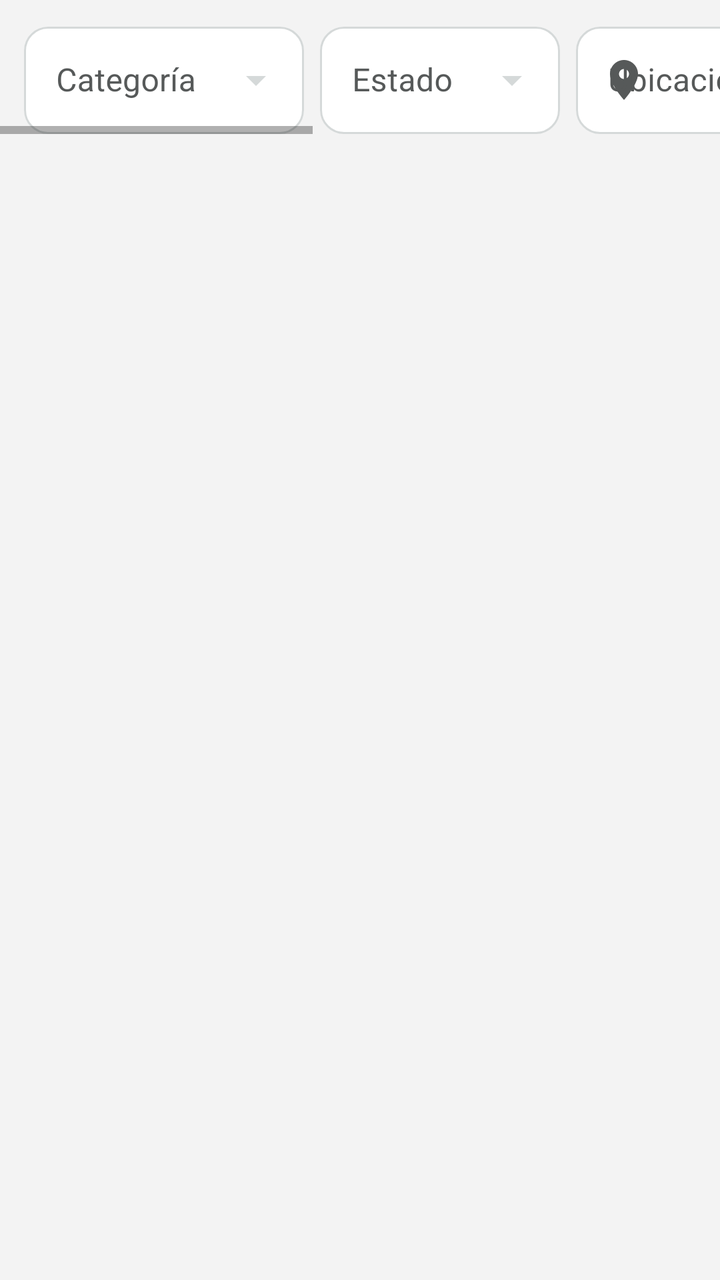
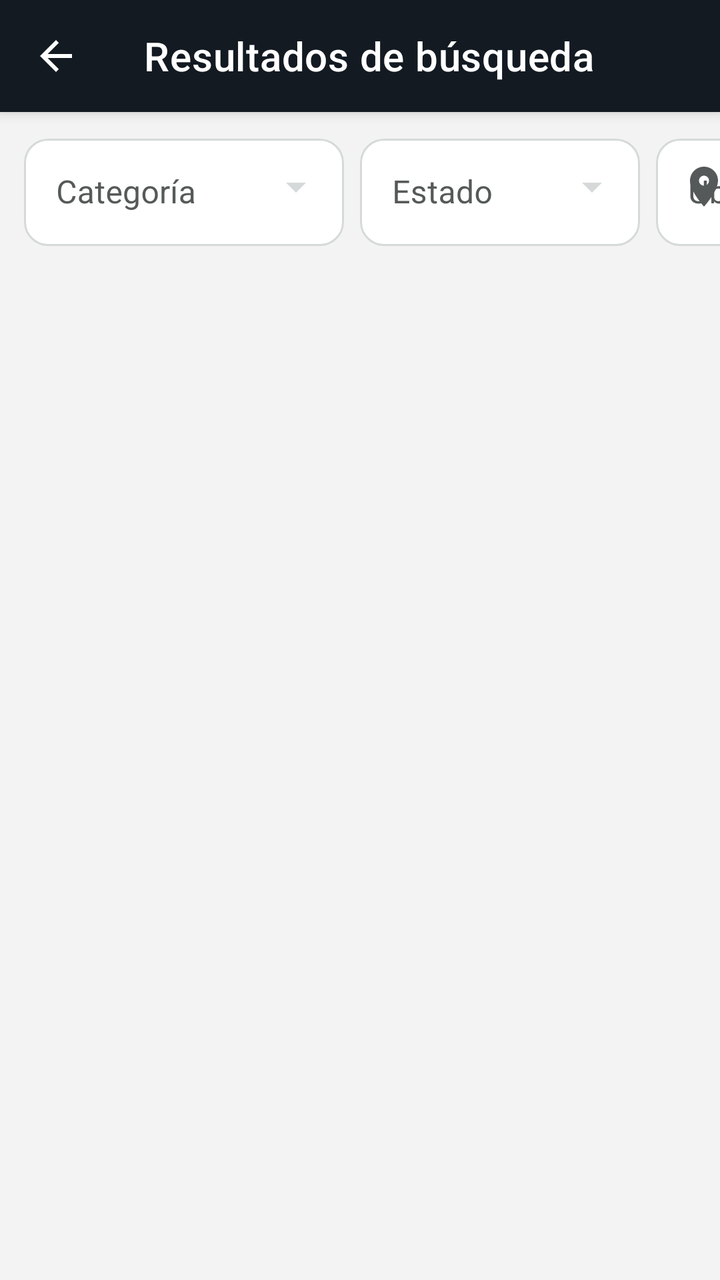

The first picture is an Android layout as it rendered before a commit; the second is the same layout after the commit. The layout source and the unified diff follow.
<!-- AndroidManifest.xml: application theme Theme.Reboot -->
<!-- res/layout/fragment_resultados_busqueda.xml -->
<?xml version="1.0" encoding="utf-8"?>
<androidx.constraintlayout.widget.ConstraintLayout xmlns:android="http://schemas.android.com/apk/res/android"
    xmlns:app="http://schemas.android.com/apk/res-auto"
    android:layout_width="match_parent"
    android:layout_height="match_parent"
    android:background="@color/reboot_tarjeta">

    <HorizontalScrollView
        android:id="@+id/contenedorFiltros"
        android:layout_width="match_parent"
        android:layout_height="wrap_content"
        android:paddingVertical="8dp"
        app:layout_constraintTop_toTopOf="parent">

        <LinearLayout
            android:layout_width="wrap_content"
            android:layout_height="wrap_content"
            android:orientation="horizontal"
            android:paddingHorizontal="12dp">

            <com.google.android.material.textfield.TextInputLayout
                style="@style/Widget.Reboot.TextInputLayout.OutlinedBox.ExposedDropdownMenu"
                android:layout_width="140dp"
                android:layout_height="wrap_content"
                android:layout_marginEnd="8dp"
                android:hint="@string/resultados_filtro_categoria"
                app:endIconTint="@color/stroke_campo">

                <AutoCompleteTextView
                    android:id="@+id/campoCategoria"
                    android:layout_width="match_parent"
                    android:layout_height="wrap_content"
                    android:paddingTop="16dp"
                    android:paddingBottom="16dp"
                    android:inputType="none" />
            </com.google.android.material.textfield.TextInputLayout>

            <com.google.android.material.textfield.TextInputLayout
                style="@style/Widget.Reboot.TextInputLayout.OutlinedBox.ExposedDropdownMenu"
                android:layout_width="120dp"
                android:layout_height="wrap_content"
                android:layout_marginEnd="8dp"
                android:hint="@string/resultados_filtro_estado"
                app:endIconTint="@color/stroke_campo">

                <AutoCompleteTextView
                    android:id="@+id/campoEstado"
                    android:layout_width="match_parent"
                    android:layout_height="wrap_content"
                    android:paddingTop="16dp"
                    android:paddingBottom="16dp"
                    android:inputType="none" />
            </com.google.android.material.textfield.TextInputLayout>

            <com.google.android.material.textfield.TextInputLayout
                style="@style/Widget.Reboot.TextInputLayout.OutlinedBox"
                android:layout_width="120dp"
                android:layout_height="wrap_content"
                android:layout_marginEnd="8dp"
                android:hint="@string/resultados_filtro_ubicacion"
                app:startIconDrawable="@drawable/ic_location">

                <com.google.android.material.textfield.TextInputEditText
                    android:id="@+id/campoCiudad"
                    android:layout_width="match_parent"
                    android:layout_height="wrap_content"
                    android:paddingTop="16dp"
                    android:paddingBottom="16dp"
                    android:inputType="text" />
            </com.google.android.material.textfield.TextInputLayout>

            <com.google.android.material.textfield.TextInputLayout
                style="@style/Widget.Reboot.TextInputLayout.OutlinedBox"
                android:layout_width="110dp"
                android:layout_height="wrap_content"
                android:layout_marginEnd="8dp"
                android:hint="@string/resultados_filtro_precio"
                app:startIconDrawable="@drawable/ic_price">

                <com.google.android.material.textfield.TextInputEditText
                    android:id="@+id/campoPrecioMinimo"
                    android:layout_width="match_parent"
                    android:layout_height="wrap_content"
                    android:paddingTop="16dp"
                    android:paddingBottom="16dp"
                    android:inputType="numberDecimal" />
            </com.google.android.material.textfield.TextInputLayout>

            <com.google.android.material.textfield.TextInputLayout
                style="@style/Widget.Reboot.TextInputLayout.OutlinedBox"
                android:layout_width="110dp"
                android:layout_height="wrap_content"
                android:layout_marginEnd="8dp"
                android:hint="@string/resultados_filtro_precio"
                app:startIconDrawable="@drawable/ic_price">

                <com.google.android.material.textfield.TextInputEditText
                    android:id="@+id/campoPrecioMaximo"
                    android:layout_width="match_parent"
                    android:layout_height="wrap_content"
                    android:paddingTop="16dp"
                    android:paddingBottom="16dp"
                    android:inputType="numberDecimal" />
            </com.google.android.material.textfield.TextInputLayout>

            <com.google.android.material.button.MaterialButton
                android:id="@+id/botonAplicarFiltros"
                style="@style/Widget.Reboot.Boton"
                android:layout_width="wrap_content"
                android:layout_height="wrap_content"
                android:text="@string/resultados_aplicar_filtros" />

        </LinearLayout>
    </HorizontalScrollView>

    <androidx.recyclerview.widget.RecyclerView
        android:id="@+id/listaArticulos"
        android:layout_width="match_parent"
        android:layout_height="0dp"
        android:clipToPadding="false"
        android:padding="8dp"
        app:layout_constraintBottom_toBottomOf="parent"
        app:layout_constraintTop_toBottomOf="@id/contenedorFiltros" />

    <TextView
        android:id="@+id/textoVacio"
        android:layout_width="0dp"
        android:layout_height="wrap_content"
        android:gravity="center"
        android:text="@string/resultados_vacio"
        android:textAppearance="@style/TextAppearance.Reboot.Cuerpo"
        android:visibility="gone"
        app:layout_constraintEnd_toEndOf="parent"
        app:layout_constraintStart_toStartOf="parent"
        app:layout_constraintTop_toBottomOf="@id/contenedorFiltros" />

    <ProgressBar
        android:id="@+id/indicadorCarga"
        android:layout_width="wrap_content"
        android:layout_height="wrap_content"
        android:visibility="gone"
        app:layout_constraintBottom_toBottomOf="parent"
        app:layout_constraintEnd_toEndOf="parent"
        app:layout_constraintStart_toStartOf="parent"
        app:layout_constraintTop_toBottomOf="@id/contenedorFiltros" />

</androidx.constraintlayout.widget.ConstraintLayout>
<!-- resources referenced by this layout -->
<resources>
  <color name="reboot_tarjeta">#F3F3F3</color>
  <!-- drawable ic_location (drawable) -->
  <vector xmlns:android="http://schemas.android.com/apk/res/android"
      android:width="24dp"
      android:height="24dp"
      android:viewportWidth="24"
      android:viewportHeight="24">
      <path
          android:fillColor="#FF000000"
          android:pathData="M12,2C8.13,2 5,5.13 5,9c0,5.25 7,13 7,13s7,-7.75 7,-13c0,-3.87 -3.13,-7 -7,-7zm0,9.5c-1.38,0 -2.5,-1.12 -2.5,-2.5s1.12,-2.5 2.5,-2.5 2.5,1.12 2.5,2.5 -1.12,2.5 -2.5,2.5z" />
  </vector>
  <!-- drawable ic_price (drawable) -->
  <vector xmlns:android="http://schemas.android.com/apk/res/android"
      android:width="24dp"
      android:height="24dp"
      android:viewportWidth="24"
      android:viewportHeight="24">
      <path
          android:fillColor="#FF000000"
          android:pathData="M21.41,11.58l-9,-9C12.05,2.22 11.55,2 11,2H4c-1.1,0 -2,0.9 -2,2v7c0,0.55 0.22,1.05 0.59,1.42l9,9c0.36,0.36 0.86,0.58 1.41,0.58s1.05,-0.22 1.41,-0.59l7,-7c0.37,-0.36 0.59,-0.86 0.59,-1.41s-0.23,-1.06 -0.59,-1.42zM5.5,7C4.67,7 4,6.33 4,5.5S4.67,4 5.5,4 7,4.67 7,5.5 6.33,7 5.5,7z" />
  </vector>
  <string name="resultados_aplicar_filtros">Aplicar filtros</string>
  <string name="resultados_filtro_categoria">Categoría</string>
  <string name="resultados_filtro_estado">Estado</string>
  <string name="resultados_filtro_precio">Precio</string>
  <string name="resultados_filtro_ubicacion">Ubicación</string>
  <string name="resultados_vacio">No se encontraron artículos</string>
  <style name="TextAppearance.Reboot.Cuerpo" parent="TextAppearance.MaterialComponents.Body1">
          <item name="android:textColor">@color/reboot_texto_secundario</item>
      </style>
  <style name="Widget.Reboot.Boton" parent="Widget.MaterialComponents.Button">
          <item name="backgroundTint">@color/reboot_acento</item>
          <item name="android:textColor">@color/reboot_texto_sobre_acento</item>
      </style>
  <style name="Theme.Reboot" parent="Base.Theme.Reboot" />
  <color name="reboot_texto_secundario">#565959</color>
  <color name="reboot_acento">#FF9900</color>
  <color name="reboot_texto_sobre_acento">#131A22</color>
  <color name="reboot_error">#D13212</color>
  <color name="reboot_fondo">#FFFFFF</color>
  <color name="reboot_header">#131A22</color>
  <color name="white">#FFFFFFFF</color>
  <style name="Widget.Reboot.TextInputEditText" parent="Widget.MaterialComponents.TextInputEditText.OutlinedBox">
          <item name="android:paddingTop">16dp</item>
          <item name="android:paddingBottom">16dp</item>
      </style>
  <!-- unchanged entries left out for length: 3 -->
</resources>

<!-- the commit's change to res/layout/fragment_resultados_busqueda.xml (unified diff, before → after) -->
@@ -5,102 +5,135 @@
     android:layout_height="match_parent"
     android:background="@color/reboot_tarjeta">
 
+    <com.google.android.material.appbar.MaterialToolbar
+        android:id="@+id/toolbar"
+        style="@style/Widget.Reboot.Toolbar"
+        android:layout_width="0dp"
+        android:layout_height="wrap_content"
+        app:layout_constraintEnd_toEndOf="parent"
+        app:layout_constraintStart_toStartOf="parent"
+        app:layout_constraintTop_toTopOf="parent"
+        app:navigationIcon="@drawable/ic_arrow_back"
+        app:title="@string/resultados_titulo" />
+
     <HorizontalScrollView
         android:id="@+id/contenedorFiltros"
         android:layout_width="match_parent"
         android:layout_height="wrap_content"
         android:paddingVertical="8dp"
-        app:layout_constraintTop_toTopOf="parent">
+        android:scrollbars="none"
+        app:layout_constraintTop_toBottomOf="@id/toolbar">
 
         <LinearLayout
             android:layout_width="wrap_content"
             android:layout_height="wrap_content"
+            android:gravity="center_vertical"
             android:orientation="horizontal"
             android:paddingHorizontal="12dp">
 
             <com.google.android.material.textfield.TextInputLayout
                 style="@style/Widget.Reboot.TextInputLayout.OutlinedBox.ExposedDropdownMenu"
-                android:layout_width="140dp"
+                android:layout_width="wrap_content"
                 android:layout_height="wrap_content"
                 android:layout_marginEnd="8dp"
+                android:minWidth="160dp"
                 android:hint="@string/resultados_filtro_categoria"
                 app:endIconTint="@color/stroke_campo">
 
                 <AutoCompleteTextView
                     android:id="@+id/campoCategoria"
-                    android:layout_width="match_parent"
+                    android:layout_width="wrap_content"
                     android:layout_height="wrap_content"
+                    android:minWidth="140dp"
+                    android:ellipsize="end"
+                    android:inputType="none"
                     android:paddingTop="16dp"
                     android:paddingBottom="16dp"
-                    android:inputType="none" />
+                    android:singleLine="true" />
             </com.google.android.material.textfield.TextInputLayout>
 
             <com.google.android.material.textfield.TextInputLayout
                 style="@style/Widget.Reboot.TextInputLayout.OutlinedBox.ExposedDropdownMenu"
-                android:layout_width="120dp"
+                android:layout_width="wrap_content"
                 android:layout_height="wrap_content"
                 android:layout_marginEnd="8dp"
+                android:minWidth="140dp"
                 android:hint="@string/resultados_filtro_estado"
                 app:endIconTint="@color/stroke_campo">
 
                 <AutoCompleteTextView
                     android:id="@+id/campoEstado"
-                    android:layout_width="match_parent"
+                    android:layout_width="wrap_content"
                     android:layout_height="wrap_content"
+                    android:minWidth="120dp"
+                    android:ellipsize="end"
+                    android:inputType="none"
                     android:paddingTop="16dp"
                     android:paddingBottom="16dp"
-                    android:inputType="none" />
+                    android:singleLine="true" />
             </com.google.android.material.textfield.TextInputLayout>
 
             <com.google.android.material.textfield.TextInputLayout
                 style="@style/Widget.Reboot.TextInputLayout.OutlinedBox"
-                android:layout_width="120dp"
+                android:layout_width="wrap_content"
                 android:layout_height="wrap_content"
                 android:layout_marginEnd="8dp"
+                android:minWidth="150dp"
                 android:hint="@string/resultados_filtro_ubicacion"
                 app:startIconDrawable="@drawable/ic_location">
 
                 <com.google.android.material.textfield.TextInputEditText
                     android:id="@+id/campoCiudad"
-                    android:layout_width="match_parent"
+                    android:layout_width="wrap_content"
                     android:layout_height="wrap_content"
+                    android:minWidth="130dp"
+                    android:ellipsize="end"
+                    android:inputType="text"
                     android:paddingTop="16dp"
                     android:paddingBottom="16dp"
-                    android:inputType="text" />
+                    android:singleLine="true" />
             </com.google.android.material.textfield.TextInputLayout>
 
             <com.google.android.material.textfield.TextInputLayout
                 style="@style/Widget.Reboot.TextInputLayout.OutlinedBox"
-                android:layout_width="110dp"
+                android:layout_width="wrap_content"
                 android:layout_height="wrap_content"
                 android:layout_marginEnd="8dp"
+                android:minWidth="110dp"
                 android:hint="@string/resultados_filtro_precio"
                 app:startIconDrawable="@drawable/ic_price">
 
                 <com.google.android.material.textfield.TextInputEditText
                     android:id="@+id/campoPrecioMinimo"
-                    android:layout_width="match_parent"
+                    android:layout_width="wrap_content"
                     android:layout_height="wrap_content"
+                    android:minWidth="90dp"
+                    android:ellipsize="end"
+                    android:inputType="numberDecimal"
                     android:paddingTop="16dp"
                     android:paddingBottom="16dp"
-                    android:inputType="numberDecimal" />
+                    android:singleLine="true" />
             </com.google.android.material.textfield.TextInputLayout>
 
             <com.google.android.material.textfield.TextInputLayout
                 style="@style/Widget.Reboot.TextInputLayout.OutlinedBox"
-                android:layout_width="110dp"
+                android:layout_width="wrap_content"
                 android:layout_height="wrap_content"
                 android:layout_marginEnd="8dp"
+                android:minWidth="110dp"
                 android:hint="@string/resultados_filtro_precio"
                 app:startIconDrawable="@drawable/ic_price">
 
                 <com.google.android.material.textfield.TextInputEditText
                     android:id="@+id/campoPrecioMaximo"
-                    android:layout_width="match_parent"
+                    android:layout_width="wrap_content"
                     android:layout_height="wrap_content"
+                    android:minWidth="90dp"
+                    android:ellipsize="end"
+                    android:inputType="numberDecimal"
                     android:paddingTop="16dp"
                     android:paddingBottom="16dp"
-                    android:inputType="numberDecimal" />
+                    android:singleLine="true" />
             </com.google.android.material.textfield.TextInputLayout>
 
             <com.google.android.material.button.MaterialButton
<!-- resource entries referenced after the edit -->
@@ -1,6 +1,19 @@
 <!-- resources referenced by this layout -->
 <resources>
   <color name="reboot_tarjeta">#F3F3F3</color>
+  <!-- drawable ic_arrow_back (drawable) -->
+  <?xml version="1.0" encoding="utf-8"?>
+  <vector xmlns:android="http://schemas.android.com/apk/res/android"
+      android:width="24dp"
+      android:height="24dp"
+      android:viewportWidth="24"
+      android:viewportHeight="24"
+      android:tint="?attr/colorControlNormal"
+      android:autoMirrored="true">
+      <path
+          android:fillColor="@color/white"
+          android:pathData="M20,11H7.83l5.59,-5.59L12,4l-8,8 8,8 1.41,-1.41L7.83,13H20v-2z" />
+  </vector>
   <!-- drawable ic_location (drawable) -->
   <vector xmlns:android="http://schemas.android.com/apk/res/android"
       android:width="24dp"
@@ -26,6 +39,7 @@
   <string name="resultados_filtro_estado">Estado</string>
   <string name="resultados_filtro_precio">Precio</string>
   <string name="resultados_filtro_ubicacion">Ubicación</string>
+  <string name="resultados_titulo">Resultados de búsqueda</string>
   <string name="resultados_vacio">No se encontraron artículos</string>
   <style name="TextAppearance.Reboot.Cuerpo" parent="TextAppearance.MaterialComponents.Body1">
           <item name="android:textColor">@color/reboot_texto_secundario</item>
@@ -33,6 +47,13 @@
   <style name="Widget.Reboot.Boton" parent="Widget.MaterialComponents.Button">
           <item name="backgroundTint">@color/reboot_acento</item>
           <item name="android:textColor">@color/reboot_texto_sobre_acento</item>
+      </style>
+  <style name="Widget.Reboot.Toolbar" parent="Widget.MaterialComponents.Toolbar.Primary">
+          <item name="android:background">@color/reboot_header</item>
+          <item name="titleTextColor">@color/white</item>
+          <item name="navigationIconTint">@color/white</item>
+          <item name="android:layout_height">wrap_content</item>
+          <item name="android:minHeight">?attr/actionBarSize</item>
       </style>
   <style name="Theme.Reboot" parent="Base.Theme.Reboot" />
   <color name="reboot_texto_secundario">#565959</color>
